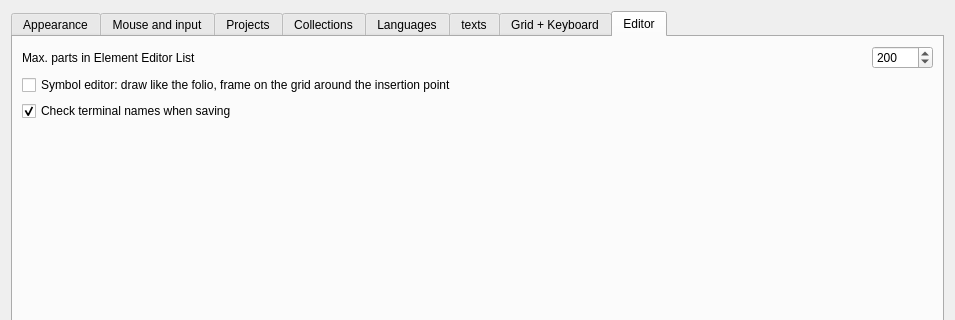
Above: sources/ui/configpage/generalconfigurationpage.ui from qelectrotech/qelectrotech-source-mirror before the change; both pictures show x 0 to 955 and y 0 to 320 of the 955 by 675 pixel window. Below: the same form after it.
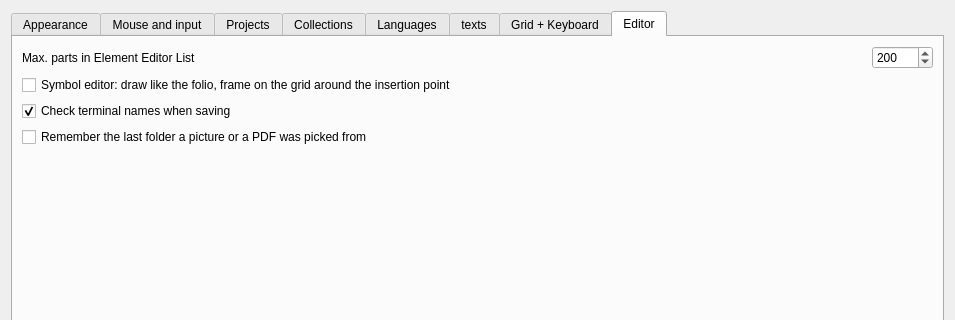
That is the form after the change. The open tabs and pages were chosen to show the change. Icons and pictures are not drawn. Custom widgets are drawn as their Qt base class.

Commit message: Remember the last folder a picture or a PDF was picked from

Diff of the .ui file:
```diff
--- a/sources/ui/configpage/generalconfigurationpage.ui
+++ b/sources/ui/configpage/generalconfigurationpage.ui
@@ -2349,6 +2349,16 @@
          </property>
         </widget>
        </item>
+       <item>
+        <widget class="QCheckBox" name="m_remember_last_import_dir_cb">
+         <property name="toolTip">
+          <string>Off, the default: the dialog of "Add a picture" and "Add a PDF" starts in the pictures or the documents folder every time. On: it starts in the folder the last file was picked from, as long as that folder still exists.</string>
+         </property>
+         <property name="text">
+          <string>Remember the last folder a picture or a PDF was picked from</string>
+         </property>
+        </widget>
+       </item>
        <item>
         <spacer name="verticalSpacer_6">
          <property name="orientation">
```
The commit also changes 10 other files.
